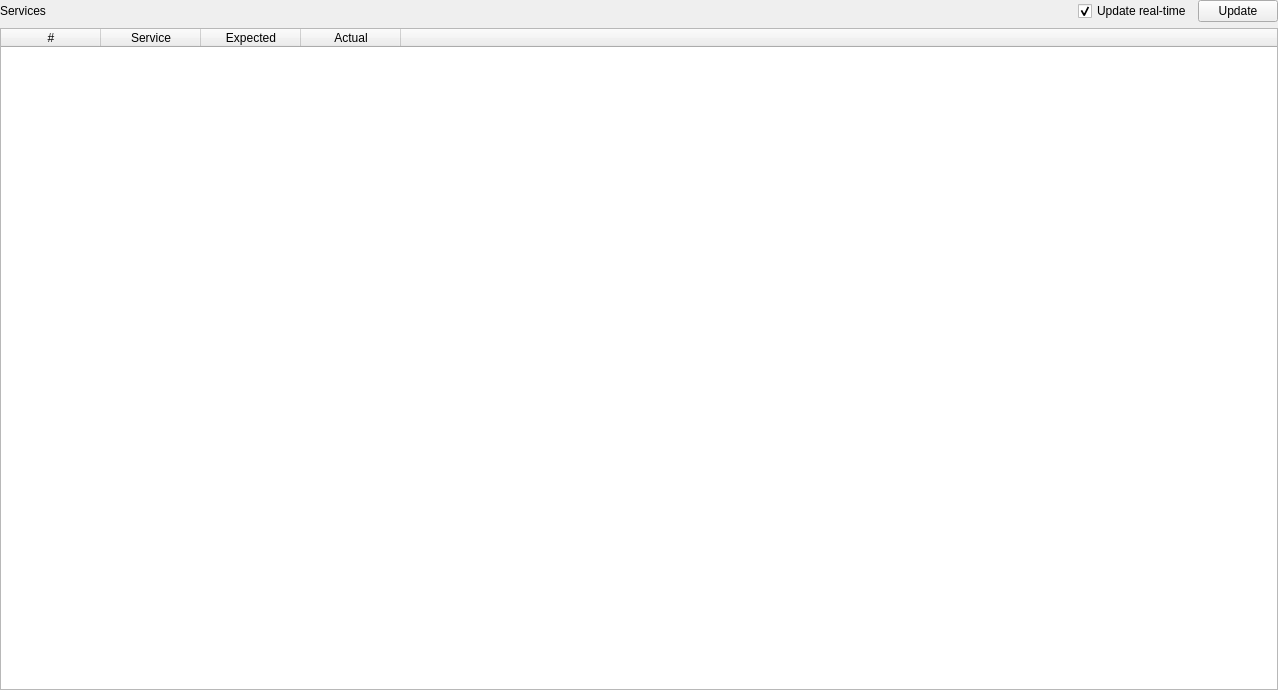
The window that integration/v2/src/libs/libdebug/widgets/debug/ui/ServicesDebugWidget.ui (mrdeveloperdude/OctoMY) describes before a commit, drawn with Qt 5.
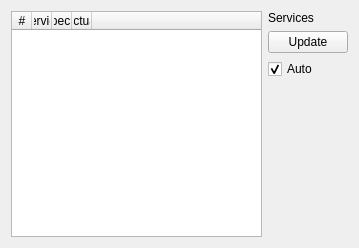
The same window after the commit.

Diff of the .ui file:
```diff
--- a/integration/v2/src/libs/libdebug/widgets/debug/ui/ServicesDebugWidget.ui
+++ b/integration/v2/src/libs/libdebug/widgets/debug/ui/ServicesDebugWidget.ui
@@ -6,8 +6,8 @@
    <rect>
     <x>0</x>
     <y>0</y>
-    <width>1278</width>
-    <height>690</height>
+    <width>359</width>
+    <height>248</height>
    </rect>
   </property>
   <property name="sizePolicy">
@@ -19,61 +19,8 @@
   <property name="windowTitle">
    <string>Form</string>
   </property>
-  <layout class="QGridLayout" name="gridLayout">
-   <property name="leftMargin">
-    <number>0</number>
-   </property>
-   <property name="topMargin">
-    <number>0</number>
-   </property>
-   <property name="rightMargin">
-    <number>0</number>
-   </property>
-   <property name="bottomMargin">
-    <number>0</number>
-   </property>
-   <item row="0" column="0">
-    <layout class="QHBoxLayout" name="horizontalLayout">
-     <item>
-      <widget class="QLabel" name="label">
-       <property name="text">
-        <string>Services</string>
-       </property>
-      </widget>
-     </item>
-     <item>
-      <spacer name="horizontalSpacer">
-       <property name="orientation">
-        <enum>Qt::Horizontal</enum>
-       </property>
-       <property name="sizeHint" stdset="0">
-        <size>
-         <width>40</width>
-         <height>20</height>
-        </size>
-       </property>
-      </spacer>
-     </item>
-     <item>
-      <widget class="QCheckBox" name="checkBoxUpdateRealtime">
-       <property name="text">
-        <string>Update real-time</string>
-       </property>
-       <property name="checked">
-        <bool>true</bool>
-       </property>
-      </widget>
-     </item>
-     <item>
-      <widget class="QPushButton" name="pushButtonUpdate">
-       <property name="text">
-        <string>Update</string>
-       </property>
-      </widget>
-     </item>
-    </layout>
-   </item>
-   <item row="1" column="0">
+  <layout class="QHBoxLayout" name="horizontalLayout">
+   <item>
     <widget class="QTableWidget" name="tableWidgetServices">
      <property name="enabled">
       <bool>true</bool>
@@ -87,9 +34,27 @@
      <property name="columnCount">
       <number>5</number>
      </property>
+     <attribute name="horizontalHeaderCascadingSectionResizes">
+      <bool>true</bool>
+     </attribute>
+     <attribute name="horizontalHeaderDefaultSectionSize">
+      <number>10</number>
+     </attribute>
+     <attribute name="horizontalHeaderMinimumSectionSize">
+      <number>10</number>
+     </attribute>
      <attribute name="horizontalHeaderStretchLastSection">
       <bool>true</bool>
      </attribute>
+     <attribute name="verticalHeaderVisible">
+      <bool>false</bool>
+     </attribute>
+     <attribute name="verticalHeaderCascadingSectionResizes">
+      <bool>false</bool>
+     </attribute>
+     <attribute name="verticalHeaderHighlightSections">
+      <bool>false</bool>
+     </attribute>
      <attribute name="verticalHeaderStretchLastSection">
       <bool>false</bool>
      </attribute>
@@ -120,6 +85,53 @@
      </column>
     </widget>
    </item>
+   <item>
+    <layout class="QVBoxLayout" name="verticalLayout">
+     <item>
+      <widget class="QLabel" name="label">
+       <property name="sizePolicy">
+        <sizepolicy hsizetype="Minimum" vsizetype="Fixed">
+         <horstretch>0</horstretch>
+         <verstretch>0</verstretch>
+        </sizepolicy>
+       </property>
+       <property name="text">
+        <string>Services</string>
+       </property>
+      </widget>
+     </item>
+     <item>
+      <widget class="QPushButton" name="pushButtonUpdate">
+       <property name="text">
+        <string>Update</string>
+       </property>
+      </widget>
+     </item>
+     <item>
+      <widget class="QCheckBox" name="checkBoxUpdateRealtime">
+       <property name="text">
+        <string>Auto</string>
+       </property>
+       <property name="checked">
+        <bool>true</bool>
+       </property>
+      </widget>
+     </item>
+     <item>
+      <spacer name="verticalSpacer">
+       <property name="orientation">
+        <enum>Qt::Vertical</enum>
+       </property>
+       <property name="sizeHint" stdset="0">
+        <size>
+         <width>10</width>
+         <height>10</height>
+        </size>
+       </property>
+      </spacer>
+     </item>
+    </layout>
+   </item>
   </layout>
  </widget>
  <resources/>
```
